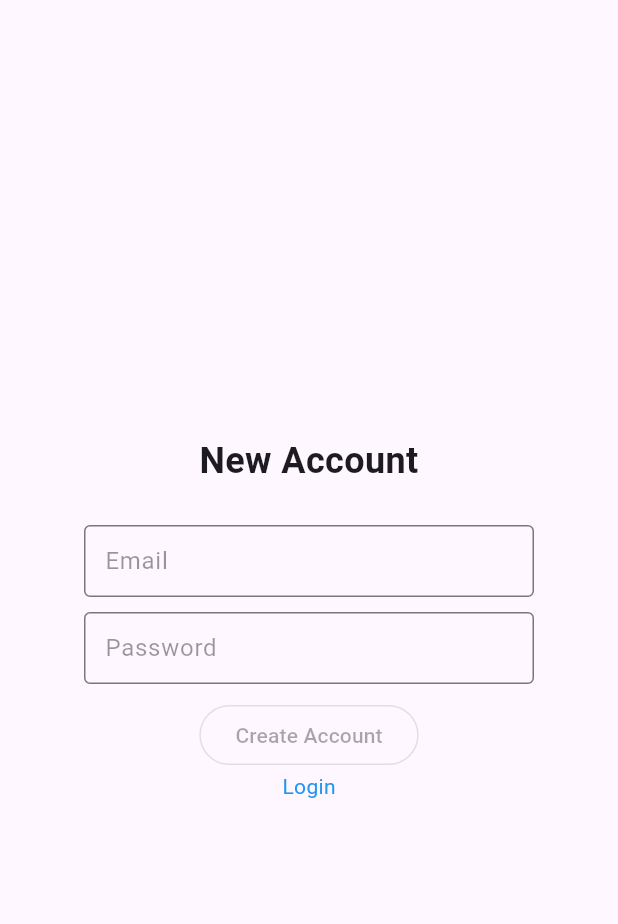
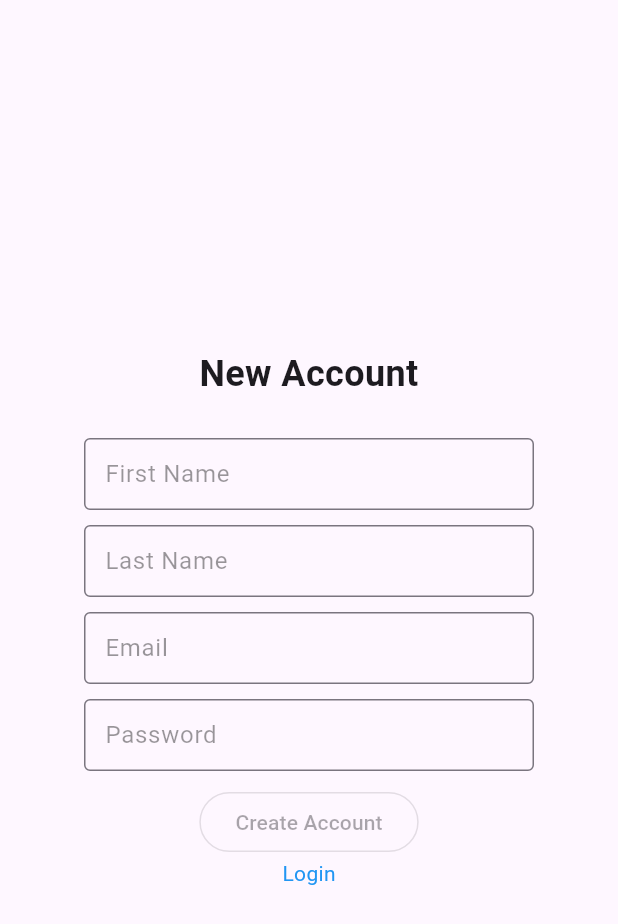
Before and after one commit to allanfang1/grocery_spending_tracker_app, a Flutter app: the RegisterPage screen opened directly, on a phone screen of 412 x 824 dp. Shown: the top 924 px of the screen. Run offline on Flutter 3.47's test engine with Material 3 defaults, Android fonts, the phone set to English and light mode, and no system bars; our stand-ins replace camera, flutter_riverpod, permission_handler, riverpod_annotation; missing offline and left inert: flutter_cupertino_datetime_picker, google_mlkit_text_recognition; generated files the repository leaves out were written again.

Commit message:
signing off for the night
fixed register, some ui cleanup for auth

```diff
--- a/lib/controller/profile_controller.dart
+++ b/lib/controller/profile_controller.dart
@@ -16,8 +16,10 @@ class ProfileController extends _$ProfileController {
     return await profileRepository.login(email, Helper.encrypt(password));
   }
 
-  Future<Object> register(String email, String password) async {
+  Future<Object> register(
+      String firstname, String lastname, String email, String password) async {
     final profileRepository = ref.read(profileRepositoryProvider);
-    return await profileRepository.register(email, Helper.encrypt(password));
+    return await profileRepository.register(
+        firstname, lastname, email, Helper.encrypt(password));
   }
 }
--- a/lib/pages/purchase_history.dart
+++ b/lib/pages/purchase_history.dart
@@ -18,7 +18,6 @@ class PurchaseHistory extends ConsumerWidget {
       appBar: AppBar(
         backgroundColor: Theme.of(context).colorScheme.inversePrimary,
         title: Text("Purchase History"),
-        // automaticallyImplyLeading: false,
       ),
       body: Center(
         child: Container(
--- a/lib/pages/register.dart
+++ b/lib/pages/register.dart
@@ -1,3 +1,5 @@
+import 'dart:developer';
+
 import 'package:flutter_riverpod/flutter_riverpod.dart';
 import 'package:grocery_spending_tracker_app/pages/login.dart';
 import 'package:grocery_spending_tracker_app/controller/profile_controller.dart';
@@ -15,11 +17,32 @@ class RegisterPage extends StatefulWidget {
 class _RegisterPage extends State<RegisterPage> {
   final _formKey = GlobalKey<FormState>();
   bool? _enableBtn;
+  String? _firstname;
+  String? _lastname;
   String? _email;
   String? _password;
 
   @override
   Widget build(BuildContext context) {
+    final InputDecoration _hiddenValidation = InputDecoration(
+      border: OutlineInputBorder(),
+      hintStyle: TextStyle(color: Colors.black.withOpacity(0.4)),
+      contentPadding: EdgeInsets.symmetric(
+        vertical: 0.0,
+        horizontal: 10.0,
+      ),
+      errorStyle: TextStyle(
+        color: Colors.transparent,
+        fontSize: 0,
+      ),
+      errorBorder: OutlineInputBorder(
+        borderSide: BorderSide(color: Colors.black54),
+      ),
+      focusedErrorBorder: OutlineInputBorder(
+        borderSide: BorderSide(color: Colors.deepPurple, width: 2.0),
+      ),
+    );
+
     return Scaffold(
       body: Center(
         child: Container(
@@ -44,17 +67,36 @@ class _RegisterPage extends State<RegisterPage> {
                   children: [
                     TextFormField(
                       autovalidateMode: AutovalidateMode.onUserInteraction,
+                      onSaved: (newValue) =>
+                          setState(() => _firstname = newValue),
+                      decoration:
+                          _hiddenValidation.copyWith(hintText: "First Name"),
+                      validator: (value) {
+                        if (value == null || value.isEmpty) {
+                          return 'Invalid input';
+                        }
+                        return null;
+                      },
+                    ),
+                    const SizedBox(height: 10),
+                    TextFormField(
+                      autovalidateMode: AutovalidateMode.onUserInteraction,
+                      onSaved: (newValue) =>
+                          setState(() => _lastname = newValue),
+                      decoration:
+                          _hiddenValidation.copyWith(hintText: "Last Name"),
+                      validator: (value) {
+                        if (value == null || value.isEmpty) {
+                          return 'Invalid input';
+                        }
+                        return null;
+                      },
+                    ),
+                    const SizedBox(height: 10),
+                    TextFormField(
+                      autovalidateMode: AutovalidateMode.onUserInteraction,
                       onSaved: (newValue) => setState(() => _email = newValue),
-                      decoration: InputDecoration(
-                        border: OutlineInputBorder(),
-                        hintText: "Email",
-                        hintStyle:
-                            TextStyle(color: Colors.black.withOpacity(0.4)),
-                        contentPadding: EdgeInsets.symmetric(
-                          vertical: 0.0,
-                          horizontal: 10.0,
-                        ),
-                      ),
+                      decoration: _hiddenValidation.copyWith(hintText: "Email"),
                       validator: (value) {
                         if (value == null || value.isEmpty) {
                           return 'Invalid input';
@@ -68,27 +110,8 @@ class _RegisterPage extends State<RegisterPage> {
                       onSaved: (newValue) =>
                           setState(() => _password = newValue),
                       obscureText: true,
-                      decoration: InputDecoration(
-                        border: OutlineInputBorder(),
-                        hintText: "Password",
-                        hintStyle:
-                            TextStyle(color: Colors.black.withOpacity(0.4)),
-                        contentPadding: EdgeInsets.symmetric(
-                          vertical: 0.0,
-                          horizontal: 10.0,
-                        ),
-                        // errorStyle: TextStyle(
-                        //   color: Colors.transparent,
-                        //   fontSize: 0,
-                        // ),
-                        // errorBorder: OutlineInputBorder(
-                        //   borderSide: BorderSide(color: Colors.black54),
-                        // ),
-                        // focusedErrorBorder: OutlineInputBorder(
-                        //   borderSide:
-                        //       BorderSide(color: Colors.deepPurple, width: 2.0),
-                        // ),
-                      ),
+                      decoration:
+                          _hiddenValidation.copyWith(hintText: "Password"),
                       validator: (value) {
                         if (value == null || value.isEmpty) {
                           return 'Invalid input';
@@ -107,7 +130,8 @@ class _RegisterPage extends State<RegisterPage> {
                                   setState(() => _enableBtn = false);
                                   final response = await ref
                                       .read(profileControllerProvider.notifier)
-                                      .register(_email!, _password!);
+                                      .register(_firstname!, _lastname!,
+                                          _email!, _password!);
                                   if (response == 200) {
                                     navigator.push(
                                       MaterialPageRoute(
@@ -115,7 +139,7 @@ class _RegisterPage extends State<RegisterPage> {
                                       ),
                                     );
                                   } else {
-                                    print('Register failed ${response}');
+                                    log('Register failed $response');
                                   }
                                   setState(() => _enableBtn = true);
                                 }
--- a/lib/repository/analytics_repository.dart
+++ b/lib/repository/analytics_repository.dart
@@ -18,6 +18,7 @@ class AnalyticsRepository {
   Future<void> loadTransactions() async {
     final response = await client.post(
         Uri.parse(Constants.HOST + Constants.LOAD_TRANSACTIONS),
+        headers: {'Auth': profileRepository.user.token!},
         body: {'email': profileRepository.user.email});
     if (response.statusCode == 200) {
       List<Map<String, dynamic>> jsonList = (jsonDecode(response.body) as List)
```
Also changed, not shown: lib/common/constants.dart (+4 -3 lines), lib/model/user.dart (+9 -4 lines), lib/repository/profile_repository.dart (+9 -4 lines), 1 other file.
